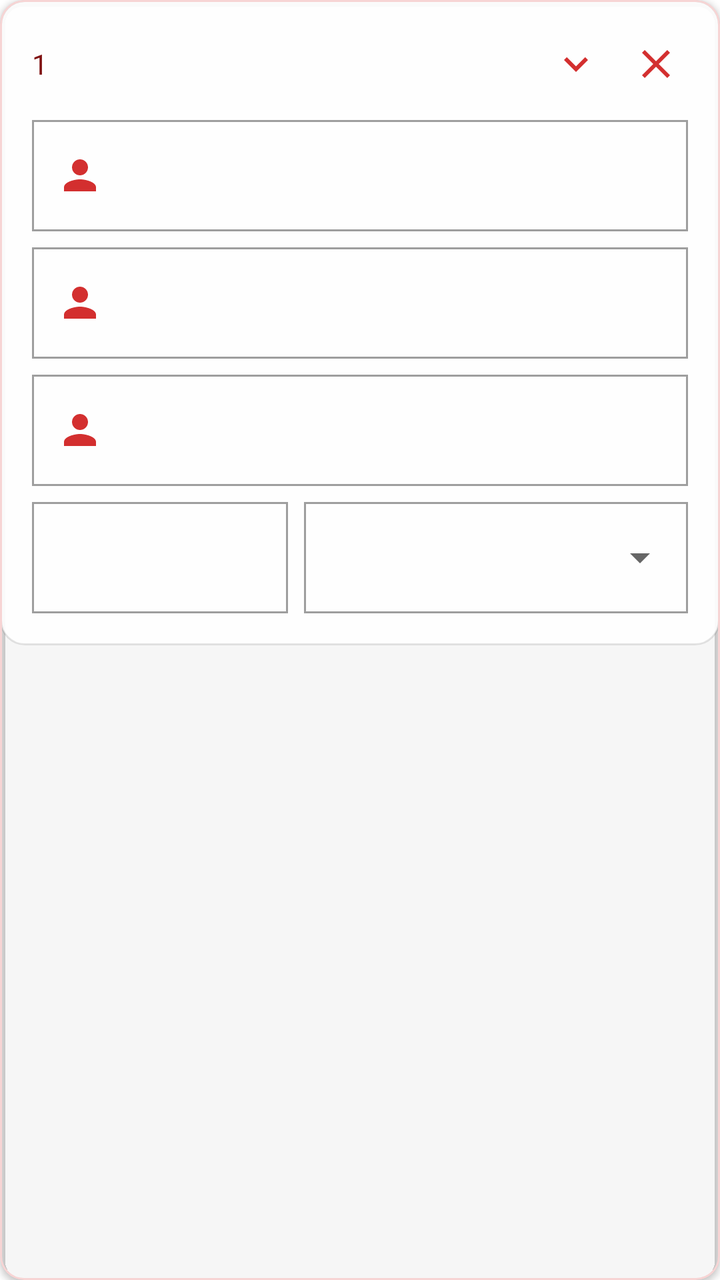
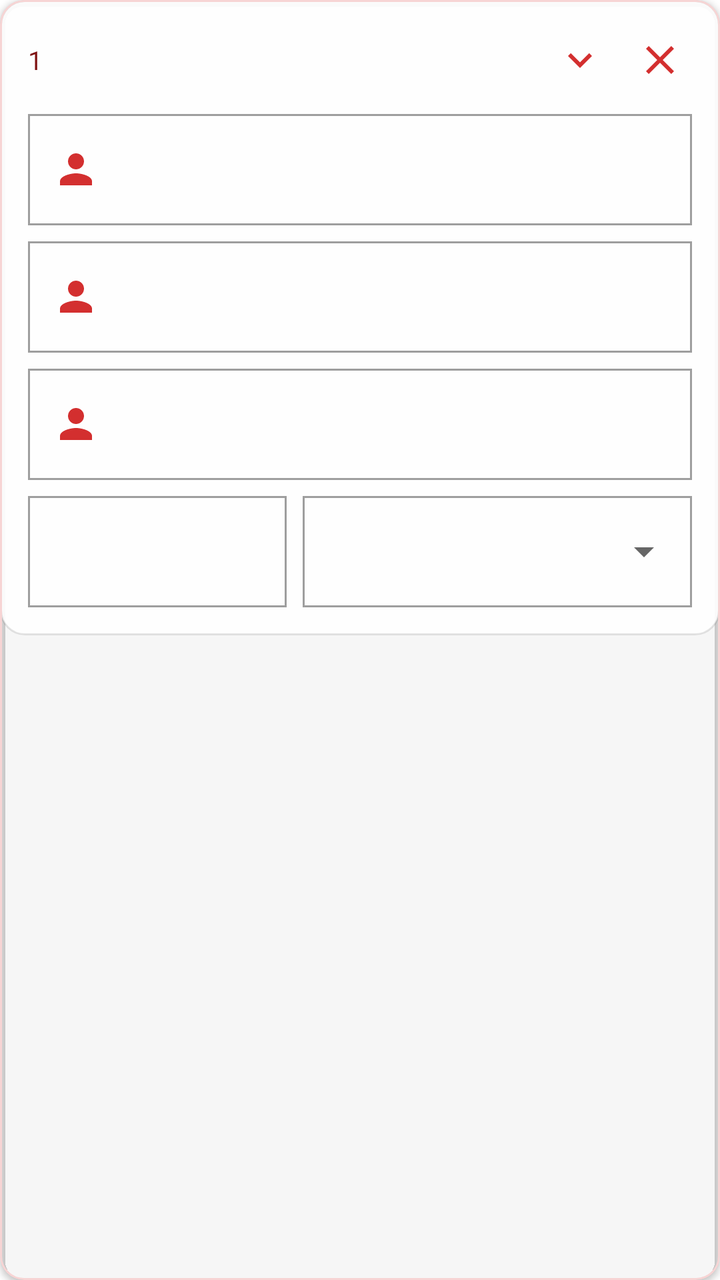

Screens rendered from an Android XML layout before and after an edit, with the pre-edit source and the edit as a unified diff.
<!-- AndroidManifest.xml: application theme Theme.VelocitySuites -->
<!-- res/layout/item_additional_guest.xml -->
<?xml version="1.0" encoding="utf-8"?>
<com.google.android.material.card.MaterialCardView xmlns:android="http://schemas.android.com/apk/res/android"
    xmlns:app="http://schemas.android.com/apk/res-auto"
    xmlns:tools="http://schemas.android.com/tools"
    android:layout_width="match_parent"
    android:layout_height="wrap_content"
    android:layout_marginBottom="12dp"
    app:cardBackgroundColor="@android:color/transparent"
    app:cardCornerRadius="@dimen/card_corner_radius"
    app:cardElevation="@dimen/card_elevation"
    app:strokeColor="@color/velocity_red_subtle"
    app:strokeWidth="1dp">

    <LinearLayout
        android:layout_width="match_parent"
        android:layout_height="wrap_content"
        android:background="@drawable/bg_glass_card_white"
        android:orientation="vertical"
        android:padding="16dp">

        <LinearLayout
            android:layout_width="match_parent"
            android:layout_height="wrap_content"
            android:gravity="center_vertical"
            android:orientation="horizontal">

            <TextView
                android:id="@+id/tvGuestNumber"
                android:layout_width="0dp"
                android:layout_height="wrap_content"
                android:layout_weight="1"
                android:fontFamily="sans-serif-bold"
                android:text="@string/default_guest_count"
                android:textColor="@color/velocity_red_dark"
                android:textSize="14sp" />

            <ImageButton
                android:id="@+id/btnExpandCollapse"
                android:layout_width="32dp"
                android:layout_height="32dp"
                android:background="?attr/selectableItemBackgroundBorderless"
                android:contentDescription="@string/expand_label"
                android:src="@drawable/ic_expand_more"
                app:tint="@color/velocity_red_primary" />

            <ImageButton
                android:id="@+id/btnRemoveGuest"
                android:layout_width="32dp"
                android:layout_height="32dp"
                android:layout_marginStart="8dp"
                android:background="?attr/selectableItemBackgroundBorderless"
                android:contentDescription="@string/close_label"
                android:src="@drawable/ic_close"
                app:tint="@color/velocity_red_primary" />
        </LinearLayout>

        <LinearLayout
            android:id="@+id/layoutGuestDetails"
            android:layout_width="match_parent"
            android:layout_height="wrap_content"
            android:orientation="vertical"
            android:layout_marginTop="12dp">

            <com.google.android.material.textfield.TextInputLayout
                android:id="@+id/tilGuestLastName"
                style="@style/Widget.MaterialComponents.TextInputLayout.OutlinedBox"
                android:layout_width="match_parent"
                android:layout_height="wrap_content"
                android:layout_marginBottom="8dp"
                android:hint="@string/last_name_label"
                app:boxCornerRadiusBottomEnd="0dp"
                app:boxCornerRadiusBottomStart="0dp"
                app:boxCornerRadiusTopEnd="0dp"
                app:boxCornerRadiusTopStart="0dp"
                app:startIconDrawable="@drawable/ic_person"
                app:startIconTint="@color/velocity_red_primary">
                <com.google.android.material.textfield.TextInputEditText
                    android:id="@+id/etGuestLastName"
                    android:layout_width="match_parent"
                    android:layout_height="wrap_content"
                    android:inputType="textPersonName" />
            </com.google.android.material.textfield.TextInputLayout>

            <com.google.android.material.textfield.TextInputLayout
                android:id="@+id/tilGuestFirstName"
                style="@style/Widget.MaterialComponents.TextInputLayout.OutlinedBox"
                android:layout_width="match_parent"
                android:layout_height="wrap_content"
                android:layout_marginBottom="8dp"
                android:hint="@string/first_name_label"
                app:boxCornerRadiusBottomEnd="0dp"
                app:boxCornerRadiusBottomStart="0dp"
                app:boxCornerRadiusTopEnd="0dp"
                app:boxCornerRadiusTopStart="0dp"
                app:startIconDrawable="@drawable/ic_person"
                app:startIconTint="@color/velocity_red_primary">
                <com.google.android.material.textfield.TextInputEditText
                    android:id="@+id/etGuestFirstName"
                    android:layout_width="match_parent"
                    android:layout_height="wrap_content"
                    android:inputType="textPersonName" />
            </com.google.android.material.textfield.TextInputLayout>

            <com.google.android.material.textfield.TextInputLayout
                android:id="@+id/tilGuestMiddleName"
                style="@style/Widget.MaterialComponents.TextInputLayout.OutlinedBox"
                android:layout_width="match_parent"
                android:layout_height="wrap_content"
                android:layout_marginBottom="8dp"
                android:hint="@string/middle_name_label"
                app:boxCornerRadiusBottomEnd="0dp"
                app:boxCornerRadiusBottomStart="0dp"
                app:boxCornerRadiusTopEnd="0dp"
                app:boxCornerRadiusTopStart="0dp"
                app:startIconDrawable="@drawable/ic_person"
                app:startIconTint="@color/velocity_red_primary">
                <com.google.android.material.textfield.TextInputEditText
                    android:id="@+id/etGuestMiddleName"
                    android:layout_width="match_parent"
                    android:layout_height="wrap_content"
                    android:inputType="textPersonName" />
            </com.google.android.material.textfield.TextInputLayout>

        </LinearLayout>

        <LinearLayout
            android:layout_width="match_parent"
            android:layout_height="wrap_content"
            android:orientation="horizontal">

            <com.google.android.material.textfield.TextInputLayout
                android:id="@+id/tilGuestAge"
                style="@style/Widget.MaterialComponents.TextInputLayout.OutlinedBox"
                android:layout_width="0dp"
                android:layout_height="wrap_content"
                android:layout_marginEnd="4dp"
                android:layout_weight="1"
                android:hint="@string/additional_guest_age"
                app:boxCornerRadiusBottomEnd="0dp"
                app:boxCornerRadiusBottomStart="0dp"
                app:boxCornerRadiusTopEnd="0dp"
                app:boxCornerRadiusTopStart="0dp">
                <com.google.android.material.textfield.TextInputEditText
                    android:id="@+id/etGuestAge"
                    android:layout_width="match_parent"
                    android:layout_height="wrap_content"
                    android:inputType="number" />
            </com.google.android.material.textfield.TextInputLayout>

            <com.google.android.material.textfield.TextInputLayout
                style="@style/Widget.MaterialComponents.TextInputLayout.OutlinedBox.ExposedDropdownMenu"
                android:layout_width="0dp"
                android:layout_height="wrap_content"
                android:layout_marginStart="4dp"
                android:layout_weight="1.5"
                android:hint="@string/additional_guest_relationship"
                app:boxCornerRadiusBottomEnd="0dp"
                app:boxCornerRadiusBottomStart="0dp"
                app:boxCornerRadiusTopEnd="0dp"
                app:boxCornerRadiusTopStart="0dp">
                
                <AutoCompleteTextView
                    android:id="@+id/atvRelationship"
                    android:layout_width="match_parent"
                    android:layout_height="wrap_content"
                    android:inputType="none"
                    tools:ignore="LabelFor" />
            </com.google.android.material.textfield.TextInputLayout>
        </LinearLayout>
    </LinearLayout>
</com.google.android.material.card.MaterialCardView>
<!-- resources referenced by this layout -->
<resources>
  <color name="velocity_red_dark">#7F1212</color>
  <color name="velocity_red_primary">#D32F2F</color>
  <color name="velocity_red_subtle">#F7D4D4</color>
  <dimen name="card_corner_radius">12dp</dimen>
  <dimen name="card_elevation">2dp</dimen>
  <!-- drawable bg_glass_card_white (drawable) -->
  <?xml version="1.0" encoding="utf-8"?>
  <shape xmlns:android="http://schemas.android.com/apk/res/android">
      <solid android:color="#E6FFFFFF" />
      <stroke android:width="1dp" android:color="#1A000000" />
      <corners android:radius="@dimen/card_corner_radius" />
  </shape>
  <!-- drawable ic_close (drawable) -->
  <vector xmlns:android="http://schemas.android.com/apk/res/android"
      android:width="24dp"
      android:height="24dp"
      android:viewportWidth="24"
      android:viewportHeight="24">
    <path
        android:fillColor="#FF000000"
        android:pathData="M19,6.41L17.59,5 12,10.59 6.41,5 5,6.41 10.59,12 5,17.59 6.41,19 12,13.41 17.59,19 19,17.59 13.41,12z"/>
  </vector>
  <!-- drawable ic_expand_more (drawable) -->
  <vector xmlns:android="http://schemas.android.com/apk/res/android"
      android:width="24dp"
      android:height="24dp"
      android:viewportWidth="24"
      android:viewportHeight="24"
      android:tint="?attr/colorControlNormal">
    <path
        android:fillColor="@android:color/white"
        android:pathData="M16.59,8.59L12,13.17 7.41,8.59 6,10l6,6 6,-6z"/>
  </vector>
  <!-- drawable ic_person (drawable) -->
  <vector xmlns:android="http://schemas.android.com/apk/res/android"
      android:width="24dp"
      android:height="24dp"
      android:viewportWidth="24"
      android:viewportHeight="24">
      <path
          android:fillColor="#FF000000"
          android:pathData="M12,12c2.2,0 4,-1.8 4,-4s-1.8,-4 -4,-4s-4,1.8 -4,4s1.8,4 4,4zM12,14c-2.7,0 -8,1.3 -8,4v2h16v-2c0,-2.7 -5.3,-4 -8,-4z" />
  </vector>
  <string name="additional_guest_age">Age</string>
  <string name="additional_guest_relationship">Relationship</string>
  <string name="close_label">Close</string>
  <string name="default_guest_count">1</string>
  <string name="expand_label">Expand</string>
  <string name="first_name_label">First Name</string>
  <string name="last_name_label">Last Name</string>
  <string name="middle_name_label">Middle Name (Optional)</string>
  <color name="white">#FFFFFFFF</color>
  <color name="velocity_red_rose">#EF5350</color>
  <color name="velocity_red_deep">#5A0A0A</color>
  <style name="ShapeAppearance.Velocity.Square" parent="">
          <item name="cornerFamily">rounded</item>
          <item name="cornerSize">0dp</item>
      </style>
  <style name="ShapeAppearance.Velocity.Card" parent="">
          <item name="cornerFamily">rounded</item>
          <item name="cornerSize">@dimen/card_corner_radius</item>
      </style>
  <style name="Widget.Velocity.Flat.Snackbar" parent="Widget.MaterialComponents.Snackbar">
          <item name="android:background">@drawable/bg_snackbar_flat</item>
          <item name="android:elevation">0dp</item>
      </style>
  <color name="velocity_surface_elevated">#FFFFFF</color>
  <color name="velocity_divider_hairline">#1A000000</color>
  <!-- drawable bg_snackbar_flat (drawable) -->
  <?xml version="1.0" encoding="utf-8"?>
  <shape xmlns:android="http://schemas.android.com/apk/res/android" android:shape="rectangle">
      <solid android:color="#323232" />
      <stroke android:width="1dp" android:color="#33FFFFFF" />
      <corners android:radius="0dp" />
  </shape>
  <style name="Widget.Velocity.Flat.BottomSheet" parent="Widget.MaterialComponents.BottomSheet.Modal">
          <item name="shapeAppearanceOverlay">@style/ShapeAppearance.Velocity.Square</item>
          <item name="android:elevation">0dp</item>
          <item name="backgroundTint">@color/velocity_surface_elevated</item>
      </style>
  <!-- unchanged entries left out for length: 9 -->
</resources>

<!-- the commit's change to res/layout/item_additional_guest.xml (unified diff, before → after) -->
@@ -4,7 +4,7 @@
     xmlns:tools="http://schemas.android.com/tools"
     android:layout_width="match_parent"
     android:layout_height="wrap_content"
-    android:layout_marginBottom="12dp"
+    android:layout_marginBottom="11dp"
     app:cardBackgroundColor="@android:color/transparent"
     app:cardCornerRadius="@dimen/card_corner_radius"
     app:cardElevation="@dimen/card_elevation"
@@ -16,7 +16,7 @@
         android:layout_height="wrap_content"
         android:background="@drawable/bg_glass_card_white"
         android:orientation="vertical"
-        android:padding="16dp">
+        android:padding="14dp">
 
         <LinearLayout
             android:layout_width="match_parent"
@@ -32,7 +32,7 @@
                 android:fontFamily="sans-serif-bold"
                 android:text="@string/default_guest_count"
                 android:textColor="@color/velocity_red_dark"
-                android:textSize="14sp" />
+                android:textSize="13sp" />
 
             <ImageButton
                 android:id="@+id/btnExpandCollapse"
@@ -59,7 +59,7 @@
             android:layout_width="match_parent"
             android:layout_height="wrap_content"
             android:orientation="vertical"
-            android:layout_marginTop="12dp">
+            android:layout_marginTop="11dp">
 
             <com.google.android.material.textfield.TextInputLayout
                 android:id="@+id/tilGuestLastName"
